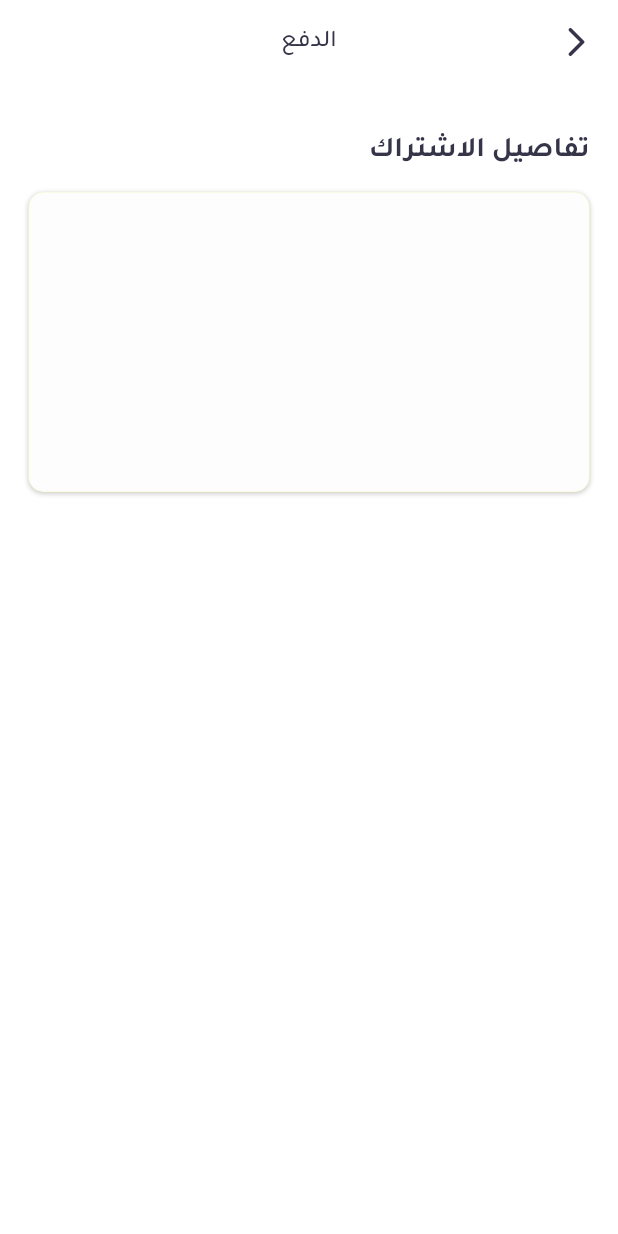
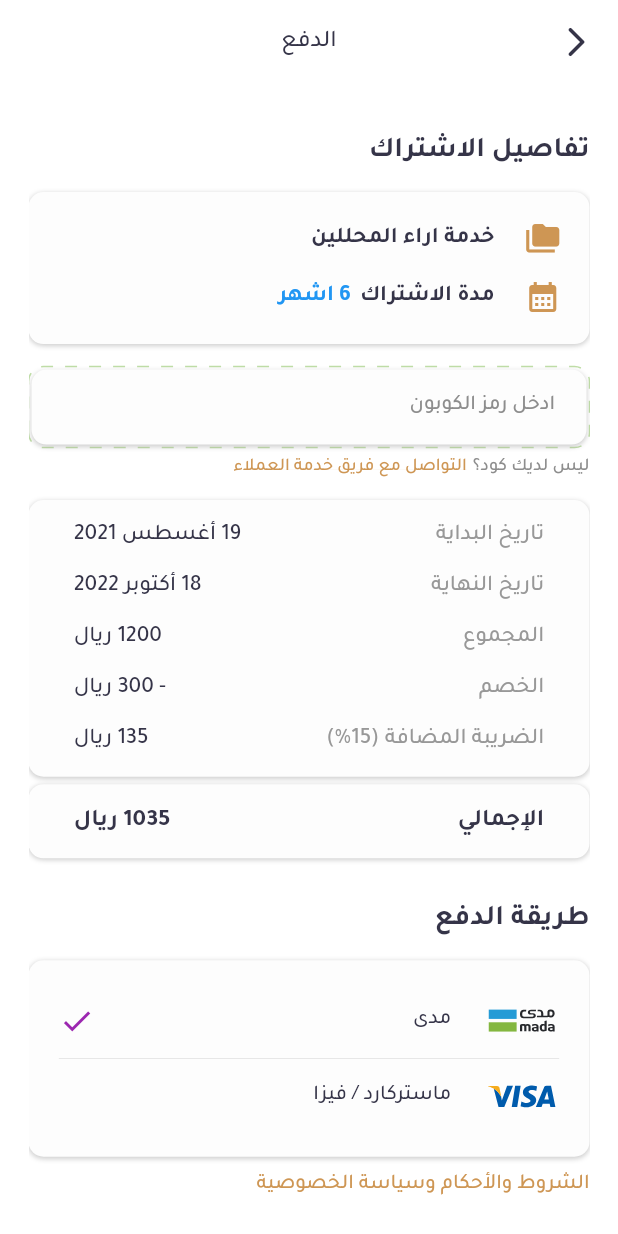
Before and after one commit to Attia-Fouad/nosoh_app, a Flutter app: the PaymentScreen screen opened directly, on a phone screen of 412 x 824 dp. Run offline on Flutter 3.47's test engine with Material 2 defaults, Android fonts, the phone set to English and light mode, and no system bars; drawn by our look-alikes of dotted_border; our stand-ins replace animate_do, bloc, flutter_bloc, flutter_svg, font_awesome_flutter, hexcolor and 3 more; missing offline and left inert: custom_check_box.

Commit message:
finish payment screen

```diff
--- /dev/null
+++ b/lib/View/payment/components/coupon_field_item.dart
@@ -0,0 +1,41 @@
+import 'package:dotted_border/dotted_border.dart';
+import 'package:flutter/material.dart';
+
+import '../../../core/app_strings.dart';
+import '../../../core/colors.dart';
+import '../../../core/styles.dart';
+
+Widget couponFieldItem() {
+  return DottedBorder(
+    color: customBlue,
+    radius: const Radius.circular(10),
+    borderType: BorderType.RRect,
+    dashPattern: const [8, 8],
+    strokeWidth: 1,
+    child: Container(
+      height: 50,
+      decoration: BoxDecoration(
+        color: sortingContainerColor,
+        boxShadow: [
+          BoxShadow(
+            color: Colors.grey.withOpacity(0.5),
+            blurRadius: 2,
+            offset: const Offset(0, 1),
+          ),
+        ],
+        borderRadius: BorderRadius.circular(10),
+      ),
+      child: Padding(
+        padding: const EdgeInsets.symmetric(horizontal: 21.0),
+        child: Row(
+          children: [
+            Text(
+              AppStrings.enterCoupon,
+              style: Styles.textStyle14Medium,
+            ),
+          ],
+        ),
+      ),
+    ),
+  );
+}
--- /dev/null
+++ b/lib/View/payment/components/default_container_design.dart
@@ -0,0 +1,22 @@
+import 'package:flutter/material.dart';
+
+import '../../../core/colors.dart';
+
+Widget defaultContainerDesign({required Widget child}) {
+  return Container(
+    decoration: BoxDecoration(
+        boxShadow: [
+          BoxShadow(
+              color: Colors.grey.withOpacity(0.5),
+              blurRadius: 2,
+              offset: const Offset(0, 1)),
+        ],
+        borderRadius: BorderRadius.circular(10),
+        color: sortingContainerColor,
+        border: Border.all(
+          width: 0.2,
+          color: elevationColor,
+        )),
+    child: child,
+  );
+}
--- /dev/null
+++ b/lib/View/payment/components/invoice_details_item.dart
@@ -0,0 +1,105 @@
+import 'package:flutter/material.dart';
+import 'package:nosoh_app/View/payment/components/default_container_design.dart';
+
+import '../../../core/app_strings.dart';
+import '../../../core/colors.dart';
+import '../../../core/styles.dart';
+
+Widget invoiceDetailsItem() {
+  return defaultContainerDesign(
+    child: Padding(
+      padding: const EdgeInsets.symmetric(horizontal: 30, vertical: 15),
+      child: Column(
+        children: [
+          Row(
+            children: [
+              Text(
+                AppStrings.startDate,
+                style: Styles.textStyle15Medium.copyWith(
+                  color: notificationsTimeColor,
+                ),
+              ),
+              const Spacer(),
+              Text(
+                '19 أغسطس 2021',
+                style: Styles.textStyle15Medium,
+              ),
+            ],
+          ),
+          const SizedBox(
+            height: 16,
+          ),
+          Row(
+            children: [
+              Text(
+                AppStrings.endDate,
+                style: Styles.textStyle15Medium.copyWith(
+                  color: notificationsTimeColor,
+                ),
+              ),
+              const Spacer(),
+              Text(
+                '18 أكتوبر 2022',
+                style: Styles.textStyle15Medium,
+              ),
+            ],
+          ),
+          const SizedBox(
+            height: 16,
+          ),
+          Row(
+            children: [
+              Text(
+                AppStrings.theTotal,
+                style: Styles.textStyle15Medium.copyWith(
+                  color: notificationsTimeColor,
+                ),
+              ),
+              const Spacer(),
+              Text(
+                '1200 ريال',
+                style: Styles.textStyle15Medium,
+              ),
+            ],
+          ),
+          const SizedBox(
+            height: 16,
+          ),
+          Row(
+            children: [
+              Text(
+                AppStrings.discount,
+                style: Styles.textStyle15Medium.copyWith(
+                  color: notificationsTimeColor,
+                ),
+              ),
+              const Spacer(),
+              Text(
+                '- 300 ريال',
+                style: Styles.textStyle15Medium,
+              ),
+            ],
+          ),
+          const SizedBox(
+            height: 16,
+          ),
+          Row(
+            children: [
+              Text(
+                AppStrings.taxes,
+                style: Styles.textStyle15Medium.copyWith(
+                  color: notificationsTimeColor,
+                ),
+              ),
+              const Spacer(),
+              Text(
+                '135 ريال',
+                style: Styles.textStyle15Medium,
+              ),
+            ],
+          ),
+        ],
+      ),
+    ),
+  );
+}
--- /dev/null
+++ b/lib/View/payment/components/invoice_total_item.dart
@@ -0,0 +1,23 @@
+import 'package:flutter/material.dart';
+
+import '../../../core/app_strings.dart';
+import '../../../core/styles.dart';
+import 'default_container_design.dart';
+
+Widget invoiceTotalItem() {
+  return defaultContainerDesign(
+    child: Padding(
+      padding: const EdgeInsets.symmetric(horizontal: 30, vertical: 15),
+      child: Row(
+        children: [
+          Text(AppStrings.total, style: Styles.textStyle16Bold),
+          const Spacer(),
+          Text(
+            '1035 ريال',
+            style: Styles.textStyle16Bold,
+          ),
+        ],
+      ),
+    ),
+  );
+}
--- /dev/null
+++ b/lib/View/payment/components/payment_method_item.dart
@@ -0,0 +1,68 @@
+import 'package:flutter/material.dart';
+import 'package:flutter_svg/svg.dart';
+
+import '../../../core/app_strings.dart';
+import '../../../core/assets_data.dart';
+import '../../../core/colors.dart';
+import '../../../core/styles.dart';
+import 'default_container_design.dart';
+
+Widget paymentMethodItem() {
+  return defaultContainerDesign(
+    child: Padding(
+      padding: const EdgeInsets.symmetric(horizontal: 20, vertical: 15),
+      child: Column(
+        children: [
+          Row(
+            crossAxisAlignment: CrossAxisAlignment.center,
+            children: [
+              SvgPicture.asset(
+                AssetsData.madaIcon,
+                width: 50,
+                height: 50,
+              ),
+              const SizedBox(
+                width: 22,
+              ),
+              Text(AppStrings.mada,
+                  style: Styles.textStyle14Medium.copyWith(color: myColor)),
+              const Spacer(),
+              const Icon(
+                Icons.check,
+                color: Colors.purple,
+              )
+            ],
+          ),
+          myDivider(),
+          Row(
+            crossAxisAlignment: CrossAxisAlignment.center,
+            children: [
+              SvgPicture.asset(
+                AssetsData.visaIcon,
+                width: 50,
+                height: 50,
+              ),
+              const SizedBox(
+                width: 22,
+              ),
+              Text(AppStrings.masterCard,
+                  style: Styles.textStyle14Medium.copyWith(color: myColor)),
+              const Spacer(),
+              if (false)
+                const Icon(
+                  Icons.check,
+                  color: Colors.purple,
+                )
+            ],
+          ),
+        ],
+      ),
+    ),
+  );
+}
+
+Widget myDivider() => Container(
+      width: double.infinity,
+      height: 0.5,
+      color: Colors.grey[300],
+    );
--- /dev/null
+++ b/lib/View/payment/components/subscribe_details_item.dart
@@ -0,0 +1,61 @@
+import 'package:flutter/material.dart';
+
+import '../../../core/app_strings.dart';
+import '../../../core/colors.dart';
+import '../../../core/styles.dart';
+import 'default_container_design.dart';
+
+Widget subscribeDetailsItem() {
+  return defaultContainerDesign(
+      child: Padding(
+    padding: const EdgeInsets.all(19),
+    child: Column(
+      children: [
+        Row(
+          crossAxisAlignment: CrossAxisAlignment.center,
+          children: [
+            Icon(
+              Icons.folder_copy,
+              color: customOrangeColor,
+            ),
+            const SizedBox(
+              width: 20,
+            ),
+            Text(
+              AppStrings.analystsOpinionService,
+              style: Styles.textStyle15Bold,
+            )
+          ],
+        ),
+        const SizedBox(
+          height: 15,
+        ),
+        Row(
+          crossAxisAlignment: CrossAxisAlignment.center,
+          children: [
+            Icon(
+              Icons.calendar_month,
+              color: customOrangeColor,
+            ),
+            const SizedBox(
+              width: 20,
+            ),
+            Text(
+              AppStrings.subscriptionPeriod,
+              style: Styles.textStyle15Bold,
+            ),
+            const SizedBox(
+              width: 6,
+            ),
+            Text(
+              AppStrings.sixMonth,
+              style: Styles.textStyle15Bold.copyWith(
+                color: Colors.blue,
+              ),
+            ),
+          ],
+        ),
+      ],
+    ),
+  ));
+}
--- a/lib/View/payment/payment_screen.dart
+++ b/lib/View/payment/payment_screen.dart
@@ -3,6 +3,12 @@ import 'package:nosoh_app/core/styles.dart';
 
 import '../../core/app_strings.dart';
 import '../../core/colors.dart';
+import '../../shared_components.dart';
+import 'components/coupon_field_item.dart';
+import 'components/invoice_details_item.dart';
+import 'components/invoice_total_item.dart';
+import 'components/payment_method_item.dart';
+import 'components/subscribe_details_item.dart';
 
 class PaymentScreen extends StatelessWidget {
   const PaymentScreen({super.key});
@@ -34,22 +40,78 @@ class PaymentScreen extends StatelessWidget {
             const SizedBox(
               height: 15,
             ),
-            Container(
-              height: 200,
-              decoration: BoxDecoration(
-                  boxShadow: [
-                    BoxShadow(
-                        color: Colors.grey.withOpacity(0.5),
-                        blurRadius: 2,
-                        offset: const Offset(0, 1)),
-                  ],
-                  borderRadius: BorderRadius.circular(10),
-                  color: sortingContainerColor,
-                  border: Border.all(
-                    width: 0.2,
-                    color: notificationBorderColor,
-                  )),
-            )
+            subscribeDetailsItem(),
+            const SizedBox(
+              height: 15,
+            ),
+            couponFieldItem(),
+            const SizedBox(
+              height: 6,
+            ),
+            Row(
+              children: [
+                Text(
+                  AppStrings.doNotHaveCode,
+                  style: Styles.textStyle12Medium.copyWith(
+                    color: suvaGreyColor,
+                  ),
+                ),
+                const SizedBox(
+                  width: 4,
+                ),
+                Text(
+                  AppStrings.contactWithCustomerService,
+                  style: Styles.textStyle12Medium.copyWith(
+                      color: customOrangeColor,
+                      decoration: TextDecoration.underline),
+                ),
+              ],
+            ),
+            const SizedBox(
+              height: 15,
+            ),
+            invoiceDetailsItem(),
+            const SizedBox(
+              height: 5,
+            ),
+            invoiceTotalItem(),
+            const SizedBox(
+              height: 30,
+            ),
+            Text(
+              AppStrings.paymentMethod,
+              style: Styles.textStyle19Bold,
+            ),
+            const SizedBox(
+              height: 15,
+            ),
+            paymentMethodItem(),
+            const SizedBox(
+              height: 11,
+            ),
+            Text(
+              AppStrings.policyAndPrivacy,
+              style: Styles.textStyle14Medium.copyWith(
+                color: customOrangeColor,
+              ),
+            ),
+            const SizedBox(
+              height: 11,
+            ),
+            Text(
+              AppStrings.cancelSubscriptionConditions,
+              style: Styles.textStyle14Medium.copyWith(
+                color: customOrangeColor,
+              ),
+            ),
+            const SizedBox(
+              height: 30,
+            ),
+            defaultButton(
+                color: myColor,
+                text: AppStrings.subscribeNow,
+                textStyle: Styles.textStyle24Medium,
+                onPressed: () {}),
           ],
         ),
       ),
--- a/lib/core/app_strings.dart
+++ b/lib/core/app_strings.dart
@@ -109,7 +109,7 @@ abstract class AppStrings {
   static const subscriptionDetails = 'تفاصيل الاشتراك';
   static const analystsOpinionService = 'خدمة اراء المحللين';
   static const subscriptionPeriod = 'مدة الاشتراك';
-  static const sizMonth = '6 اشهر';
+  static const sixMonth = '6 اشهر';
   static const enterCoupon = 'ادخل رمز الكوبون';
   static const doNotHaveCode = 'ليس لديك كود؟';
   static const startDate = 'تاريخ البداية';
--- a/lib/core/assets_data.dart
+++ b/lib/core/assets_data.dart
@@ -20,6 +20,8 @@ class AssetsData {
   static const whatsAppIcon = 'assets/icons/whatsapp.svg';
   static const addIcon = 'assets/icons/add.svg';
   static const arrowDownIcon = 'assets/icons/arrowDown.svg';
+  static const madaIcon = 'assets/icons/madaIcon.svg';
+  static const visaIcon = 'assets/icons/visaIcon.svg';
 
   static const onBoardingAnimation1 =
       'assets/animations/onBoardingAnimation1.json';
--- a/lib/core/styles.dart
+++ b/lib/core/styles.dart
@@ -41,11 +41,24 @@ abstract class Styles {
     fontFamily: myFontMedium,
     decoration: TextDecoration.none,
   );
+  static TextStyle textStyle15Bold = TextStyle(
+    fontSize: 15,
+    fontWeight: FontWeight.bold,
+    color: myColor,
+    fontFamily: myFontBold,
+    decoration: TextDecoration.none,
+  );
   static TextStyle textStyle16Medium = TextStyle(
     fontSize: 16,
     fontWeight: FontWeight.w500,
     color: suvaGreyColor,
     fontFamily: myFontMedium,
+  );
+  static TextStyle textStyle16Bold = TextStyle(
+    fontSize: 16,
+    fontWeight: FontWeight.bold,
+    color: myColor,
+    fontFamily: myFontBold,
   );
   static TextStyle textStyle17Medium = TextStyle(
     fontSize: 17,
--- a/pubspec.yaml
+++ b/pubspec.yaml
@@ -47,6 +47,7 @@ dependencies:
   font_awesome_flutter: ^10.4.0
   flutter_bloc: ^8.1.3
   animate_do: ^3.0.2
+  dotted_border: ^2.0.0+3
 
 dev_dependencies:
   flutter_test:
```
Also changed, not shown: assets/icons/madaIcon.svg (added), assets/icons/visaIcon.svg (added), pubspec.lock.
